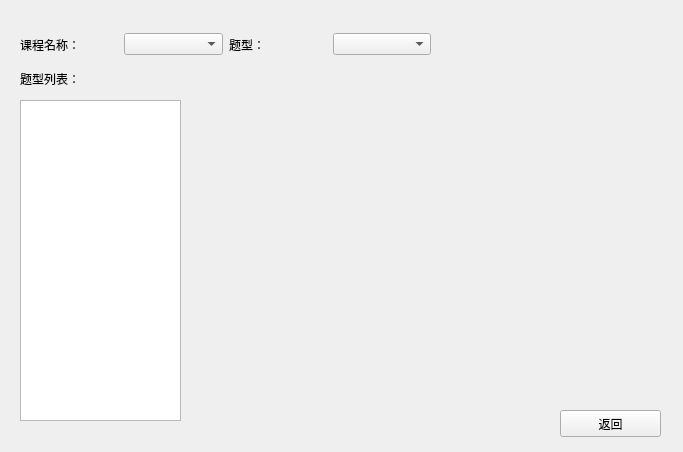
First picture: the form in newtestform.ui, repository andyhuzhill/PaperGenerator, before the edit.
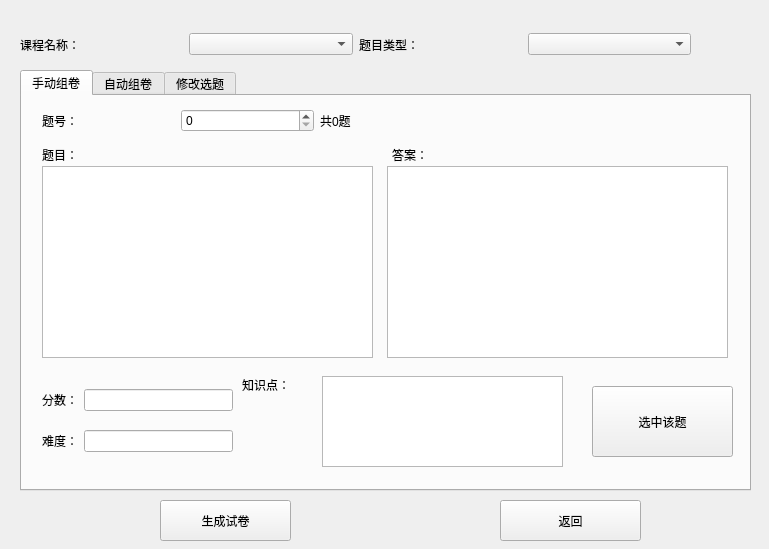
Second picture: the form after the edit.

Diff of the .ui file:
```diff
--- a/newtestform.ui
+++ b/newtestform.ui
@@ -6,55 +6,32 @@
    <rect>
     <x>0</x>
     <y>0</y>
-    <width>683</width>
-    <height>452</height>
+    <width>769</width>
+    <height>549</height>
    </rect>
   </property>
   <property name="windowTitle">
    <string>Form</string>
   </property>
-  <widget class="QListWidget" name="listWidget">
-   <property name="geometry">
-    <rect>
-     <x>20</x>
-     <y>100</y>
-     <width>161</width>
-     <height>321</height>
-    </rect>
-   </property>
-  </widget>
-  <widget class="QLabel" name="label">
-   <property name="geometry">
-    <rect>
-     <x>20</x>
-     <y>70</y>
-     <width>81</width>
-     <height>17</height>
-    </rect>
-   </property>
-   <property name="text">
-    <string>题型列表：</string>
-   </property>
-  </widget>
   <widget class="QPushButton" name="exitButton">
    <property name="geometry">
     <rect>
-     <x>560</x>
-     <y>410</y>
-     <width>101</width>
-     <height>27</height>
+     <x>500</x>
+     <y>500</y>
+     <width>141</width>
+     <height>41</height>
     </rect>
    </property>
    <property name="text">
     <string>返回</string>
    </property>
   </widget>
-  <widget class="QWidget" name="">
+  <widget class="QWidget" name="layoutWidget">
    <property name="geometry">
     <rect>
      <x>20</x>
      <y>30</y>
-     <width>411</width>
+     <width>671</width>
      <height>29</height>
     </rect>
    </property>
@@ -75,7 +52,7 @@
     <item>
      <widget class="QLabel" name="labelQuestionType">
       <property name="text">
-       <string>题型：</string>
+       <string>题目类型：</string>
       </property>
       <property name="buddy">
        <cstring>questionTypeCB</cstring>
@@ -87,6 +64,377 @@
     </item>
    </layout>
   </widget>
+  <widget class="QTabWidget" name="tabWidget">
+   <property name="geometry">
+    <rect>
+     <x>20</x>
+     <y>70</y>
+     <width>731</width>
+     <height>421</height>
+    </rect>
+   </property>
+   <property name="currentIndex">
+    <number>0</number>
+   </property>
+   <widget class="QWidget" name="tab">
+    <attribute name="title">
+     <string>手动组卷</string>
+    </attribute>
+    <widget class="QTextBrowser" name="questionTextBrowser">
+     <property name="geometry">
+      <rect>
+       <x>20</x>
+       <y>70</y>
+       <width>331</width>
+       <height>192</height>
+      </rect>
+     </property>
+    </widget>
+    <widget class="QTextBrowser" name="answerTextBrowser">
+     <property name="geometry">
+      <rect>
+       <x>365</x>
+       <y>70</y>
+       <width>341</width>
+       <height>192</height>
+      </rect>
+     </property>
+    </widget>
+    <widget class="QPushButton" name="chooseThisQuestion">
+     <property name="geometry">
+      <rect>
+       <x>570</x>
+       <y>290</y>
+       <width>141</width>
+       <height>71</height>
+      </rect>
+     </property>
+     <property name="text">
+      <string>选中该题</string>
+     </property>
+    </widget>
+    <widget class="QLabel" name="label_2">
+     <property name="geometry">
+      <rect>
+       <x>20</x>
+       <y>50</y>
+       <width>71</width>
+       <height>17</height>
+      </rect>
+     </property>
+     <property name="text">
+      <string>题目：</string>
+     </property>
+    </widget>
+    <widget class="QLabel" name="label_3">
+     <property name="geometry">
+      <rect>
+       <x>370</x>
+       <y>50</y>
+       <width>71</width>
+       <height>17</height>
+      </rect>
+     </property>
+     <property name="text">
+      <string>答案：</string>
+     </property>
+    </widget>
+    <widget class="QWidget" name="layoutWidget">
+     <property name="geometry">
+      <rect>
+       <x>20</x>
+       <y>10</y>
+       <width>411</width>
+       <height>29</height>
+      </rect>
+     </property>
+     <layout class="QHBoxLayout" name="horizontalLayout_2">
+      <item>
+       <widget class="QLabel" name="label">
+        <property name="text">
+         <string>题号：</string>
+        </property>
+       </widget>
+      </item>
+      <item>
+       <widget class="QSpinBox" name="questionNum"/>
+      </item>
+      <item>
+       <widget class="QLabel" name="totalQuestionNum">
+        <property name="text">
+         <string>共0题</string>
+        </property>
+       </widget>
+      </item>
+     </layout>
+    </widget>
+    <widget class="QLabel" name="label_6">
+     <property name="geometry">
+      <rect>
+       <x>220</x>
+       <y>280</y>
+       <width>71</width>
+       <height>17</height>
+      </rect>
+     </property>
+     <property name="text">
+      <string>知识点：</string>
+     </property>
+    </widget>
+    <widget class="QTextEdit" name="pointEdit">
+     <property name="geometry">
+      <rect>
+       <x>300</x>
+       <y>280</y>
+       <width>241</width>
+       <height>91</height>
+      </rect>
+     </property>
+     <property name="readOnly">
+      <bool>true</bool>
+     </property>
+    </widget>
+    <widget class="QWidget" name="layoutWidget">
+     <property name="geometry">
+      <rect>
+       <x>20</x>
+       <y>280</y>
+       <width>191</width>
+       <height>91</height>
+      </rect>
+     </property>
+     <layout class="QGridLayout" name="gridLayout">
+      <item row="0" column="0">
+       <widget class="QLabel" name="label_4">
+        <property name="text">
+         <string>分数：</string>
+        </property>
+       </widget>
+      </item>
+      <item row="0" column="1">
+       <widget class="QLineEdit" name="degradeEdit">
+        <property name="readOnly">
+         <bool>true</bool>
+        </property>
+       </widget>
+      </item>
+      <item row="1" column="0">
+       <widget class="QLabel" name="label_5">
+        <property name="text">
+         <string>难度：</string>
+        </property>
+       </widget>
+      </item>
+      <item row="1" column="1">
+       <widget class="QLineEdit" name="difficultyEdit">
+        <property name="readOnly">
+         <bool>true</bool>
+        </property>
+       </widget>
+      </item>
+     </layout>
+    </widget>
+   </widget>
+   <widget class="QWidget" name="tab_2">
+    <attribute name="title">
+     <string>自动组卷</string>
+    </attribute>
+    <widget class="QPlainTextEdit" name="alreadySelected">
+     <property name="geometry">
+      <rect>
+       <x>50</x>
+       <y>90</y>
+       <width>371</width>
+       <height>271</height>
+      </rect>
+     </property>
+     <property name="readOnly">
+      <bool>true</bool>
+     </property>
+    </widget>
+    <widget class="QLabel" name="label_9">
+     <property name="geometry">
+      <rect>
+       <x>50</x>
+       <y>70</y>
+       <width>151</width>
+       <height>16</height>
+      </rect>
+     </property>
+     <property name="text">
+      <string>已选中的题目类型数量：</string>
+     </property>
+    </widget>
+    <widget class="QPushButton" name="autoChooseQuestions">
+     <property name="geometry">
+      <rect>
+       <x>510</x>
+       <y>80</y>
+       <width>131</width>
+       <height>91</height>
+      </rect>
+     </property>
+     <property name="text">
+      <string>自动抽题</string>
+     </property>
+    </widget>
+    <widget class="QWidget" name="layoutWidget">
+     <property name="geometry">
+      <rect>
+       <x>50</x>
+       <y>20</y>
+       <width>371</width>
+       <height>41</height>
+      </rect>
+     </property>
+     <layout class="QHBoxLayout" name="horizontalLayout_3">
+      <item>
+       <widget class="QLabel" name="label_8">
+        <property name="text">
+         <string>题目数量：</string>
+        </property>
+       </widget>
+      </item>
+      <item>
+       <widget class="QSpinBox" name="questNum"/>
+      </item>
+      <item>
+       <widget class="QPushButton" name="chooseMany">
+        <property name="text">
+         <string>选中</string>
+        </property>
+       </widget>
+      </item>
+     </layout>
+    </widget>
+    <widget class="QPushButton" name="clearButton">
+     <property name="geometry">
+      <rect>
+       <x>510</x>
+       <y>280</y>
+       <width>131</width>
+       <height>81</height>
+      </rect>
+     </property>
+     <property name="text">
+      <string>清空选择</string>
+     </property>
+    </widget>
+   </widget>
+   <widget class="QWidget" name="tab_3">
+    <attribute name="title">
+     <string>修改选题</string>
+    </attribute>
+    <widget class="QPushButton" name="deleteThisQuestion">
+     <property name="geometry">
+      <rect>
+       <x>320</x>
+       <y>360</y>
+       <width>93</width>
+       <height>31</height>
+      </rect>
+     </property>
+     <property name="text">
+      <string> 删除选中题目</string>
+     </property>
+    </widget>
+    <widget class="QListWidget" name="alreadySelectQuestions">
+     <property name="geometry">
+      <rect>
+       <x>10</x>
+       <y>30</y>
+       <width>211</width>
+       <height>321</height>
+      </rect>
+     </property>
+    </widget>
+    <widget class="QLabel" name="label_7">
+     <property name="geometry">
+      <rect>
+       <x>20</x>
+       <y>10</y>
+       <width>81</width>
+       <height>17</height>
+      </rect>
+     </property>
+     <property name="text">
+      <string>已选题目：</string>
+     </property>
+    </widget>
+    <widget class="QTextBrowser" name="questionTextBrowser_2">
+     <property name="geometry">
+      <rect>
+       <x>230</x>
+       <y>30</y>
+       <width>241</width>
+       <height>321</height>
+      </rect>
+     </property>
+    </widget>
+    <widget class="QTextBrowser" name="answerTextBrowser_2">
+     <property name="geometry">
+      <rect>
+       <x>480</x>
+       <y>30</y>
+       <width>241</width>
+       <height>321</height>
+      </rect>
+     </property>
+    </widget>
+    <widget class="QLabel" name="label_10">
+     <property name="geometry">
+      <rect>
+       <x>230</x>
+       <y>10</y>
+       <width>54</width>
+       <height>12</height>
+      </rect>
+     </property>
+     <property name="text">
+      <string>题目：</string>
+     </property>
+    </widget>
+    <widget class="QLabel" name="label_11">
+     <property name="geometry">
+      <rect>
+       <x>480</x>
+       <y>10</y>
+       <width>54</width>
+       <height>12</height>
+      </rect>
+     </property>
+     <property name="text">
+      <string>答案：</string>
+     </property>
+    </widget>
+    <widget class="QPushButton" name="clearAlreadySelection">
+     <property name="geometry">
+      <rect>
+       <x>620</x>
+       <y>360</y>
+       <width>91</width>
+       <height>31</height>
+      </rect>
+     </property>
+     <property name="text">
+      <string>清除已选题目</string>
+     </property>
+    </widget>
+   </widget>
+  </widget>
+  <widget class="QPushButton" name="generatePaperButton">
+   <property name="geometry">
+    <rect>
+     <x>160</x>
+     <y>500</y>
+     <width>131</width>
+     <height>41</height>
+    </rect>
+   </property>
+   <property name="text">
+    <string>生成试卷</string>
+   </property>
+  </widget>
  </widget>
  <resources/>
  <connections/>
```
